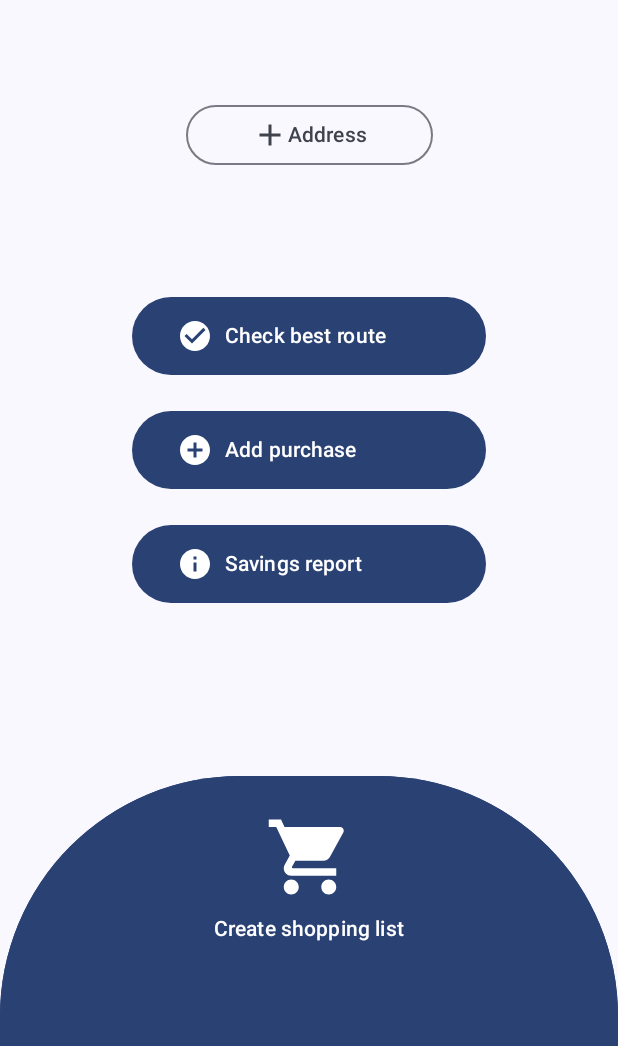
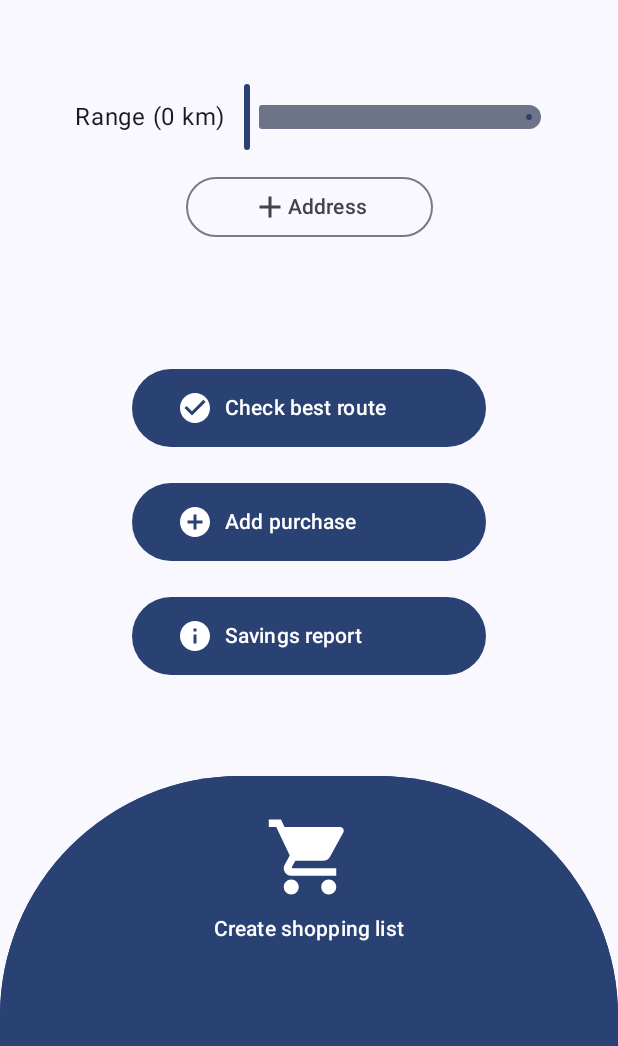
Before and after one commit to nicocababie/PriceRecommender, an Android app built with Jetpack Compose: the HomeScreen screen opened through its navigation route, on a phone screen of 412 x 824 dp, the part 190-1236 px from its top. Run offline under Robolectric (Android 15) with nearby library versions, the phone set to English and light mode, and no system bars; our stand-ins replace Dagger/Hilt's generated code, Room's generated code; 9 statements that could not run were skipped.

Commit message:
android - range slider

```diff
--- a/mobile/PriceRecommender/app/src/main/java/com/example/pricerecommender/ui/PriceRecommenderApp.kt
+++ b/mobile/PriceRecommender/app/src/main/java/com/example/pricerecommender/ui/PriceRecommenderApp.kt
@@ -60,6 +60,7 @@ fun PriceRecommenderApp(
         ) {
             composable(route = PriceRecommenderScreen.HomeScreen.name) {
                 HomeScreen(
+                    state.currentRange,
                     state.currentAddress,
                     state.addresses,
                     onAddAddressClick = { navController.navigate(PriceRecommenderScreen.AddAddressScreen.name) },
@@ -68,7 +69,8 @@ fun PriceRecommenderApp(
                     onCheckBestRouteClick = { navController.navigate(PriceRecommenderScreen.CheckBestRouteScreen.name) },
                     onAddPurchaseClick = { navController.navigate(PriceRecommenderScreen.AddPurchaseScreen.name) },
                     onSavingsReportClick = { navController.navigate(PriceRecommenderScreen.SavingsReportScreen.name) },
-                    onCartClick = { navController.navigate(PriceRecommenderScreen.CartScreen.name) }
+                    onCartClick = { navController.navigate(PriceRecommenderScreen.CartScreen.name) },
+                    onRangeSelected = { viewModel.updateCurrentRange(it) }
                 )
             }
 
--- a/mobile/PriceRecommender/app/src/main/java/com/example/pricerecommender/ui/PriceRecommenderUIState.kt
+++ b/mobile/PriceRecommender/app/src/main/java/com/example/pricerecommender/ui/PriceRecommenderUIState.kt
@@ -1,6 +1,7 @@
 package com.example.pricerecommender.ui
 
 data class PriceRecommenderUIState(
+    val currentRange: Float = 0f,
     val currentAddress: String = "",
     val addresses: List<String> = emptyList()
 )
--- a/mobile/PriceRecommender/app/src/main/java/com/example/pricerecommender/ui/PriceRecommenderViewModel.kt
+++ b/mobile/PriceRecommender/app/src/main/java/com/example/pricerecommender/ui/PriceRecommenderViewModel.kt
@@ -22,6 +22,7 @@ class PriceRecommenderViewModel @Inject constructor(
 
     init {
         getCurrentAddress()
+        getCurrentRange()
         getAllAddresses()
     }
 
@@ -32,18 +33,6 @@ class PriceRecommenderViewModel @Inject constructor(
             )
         }
         saveCurrentAddress(address)
-    }
-
-    private fun getAllAddresses() {
-        viewModelScope.launch(Dispatchers.IO) {
-            _uiState.update { currentState ->
-                currentState.copy(
-                    addresses = addressRepository.getAllAddresses().map {
-                        it.address
-                    }
-                )
-            }
-        }
     }
 
     fun insertAddress(address: String) {
@@ -80,13 +69,34 @@ class PriceRecommenderViewModel @Inject constructor(
         }
     }
 
+    fun updateCurrentRange(range: Float) {
+        _uiState.update { currentState ->
+            currentState.copy(
+                currentRange = range
+            )
+        }
+        saveCurrentRange(range)
+    }
+
+    private fun getAllAddresses() {
+        viewModelScope.launch(Dispatchers.IO) {
+            _uiState.update { currentState ->
+                currentState.copy(
+                    addresses = addressRepository.getAllAddresses().map {
+                        it.address
+                    }
+                )
+            }
+        }
+    }
+
     private fun saveCurrentAddress(currentAddress: String) {
         viewModelScope.launch {
             preferencesRepository.saveUserAddress(currentAddress)
         }
     }
 
-    private fun getCurrentAddress(){
+    private fun getCurrentAddress() {
         viewModelScope.launch {
             preferencesRepository.userAddress
                 .collect { savedAddress ->
@@ -98,4 +108,23 @@ class PriceRecommenderViewModel @Inject constructor(
                 }
         }
     }
+
+    private fun saveCurrentRange(currentRange: Float) {
+        viewModelScope.launch {
+            preferencesRepository.saveUserRange(currentRange)
+        }
+    }
+
+    private fun getCurrentRange() {
+        viewModelScope.launch {
+            preferencesRepository.userRange
+                .collect { savedRange ->
+                    _uiState.update { currentState ->
+                        currentState.copy(
+                            currentRange = savedRange.toFloat()
+                        )
+                    }
+                }
+        }
+    }
 }
--- a/mobile/PriceRecommender/app/src/main/java/com/example/pricerecommender/ui/screen/HomeScreen.kt
+++ b/mobile/PriceRecommender/app/src/main/java/com/example/pricerecommender/ui/screen/HomeScreen.kt
@@ -13,6 +13,7 @@ import androidx.compose.foundation.layout.fillMaxWidth
 import androidx.compose.foundation.layout.height
 import androidx.compose.foundation.layout.padding
 import androidx.compose.foundation.layout.size
+import androidx.compose.foundation.layout.width
 import androidx.compose.foundation.shape.RoundedCornerShape
 import androidx.compose.material.icons.Icons
 import androidx.compose.material.icons.filled.Add
@@ -27,6 +28,7 @@ import androidx.compose.material3.DropdownMenu
 import androidx.compose.material3.Icon
 import androidx.compose.material3.MaterialTheme
 import androidx.compose.material3.OutlinedButton
+import androidx.compose.material3.Slider
 import androidx.compose.material3.Text
 import androidx.compose.runtime.Composable
 import androidx.compose.runtime.getValue
@@ -45,6 +47,7 @@ import com.example.pricerecommender.ui.theme.PriceRecommenderTheme
 
 @Composable
 fun HomeScreen(
+    currentRange: Float,
     currentAddress: String,
     addresses: List<String>,
     onAddAddressClick: () -> Unit,
@@ -53,12 +56,18 @@ fun HomeScreen(
     onCheckBestRouteClick: () -> Unit,
     onAddPurchaseClick: () -> Unit,
     onSavingsReportClick: () -> Unit,
-    onCartClick: () -> Unit
+    onCartClick: () -> Unit,
+    onRangeSelected: (Float) -> Unit
 ) {
     Column(
         modifier = Modifier.fillMaxSize(),
         horizontalAlignment = Alignment.CenterHorizontally,
     ){
+        RangeInput(
+            currentRange,
+            onRangeSelected
+        )
+
         AddressInput(
             currentAddress = currentAddress,
             addresses = addresses,
@@ -153,6 +162,47 @@ fun CustomButton(
 }
 
 @Composable
+fun RangeInput(
+    currentRange: Float,
+    onRangeSelected: (Float) -> Unit
+) {
+    Row(
+        verticalAlignment = Alignment.CenterVertically,
+        horizontalArrangement = Arrangement.spacedBy(12.dp),
+    ) {
+        Text(
+            text = "${stringResource(R.string.range)} (${currentRange.toInt()} km)"
+        )
+
+        Slider(
+            value = currentRange,
+            onValueChange = { onRangeSelected(it) },
+            valueRange = 0f..100f,
+            modifier = Modifier.width(200.dp)
+        )
+    }
+}
+
+@Composable
+fun OutlinedTransparentButton(
+    text: Int,
+    icon: ImageVector,
+    onClick: () -> Unit,
+    modifier: Modifier = Modifier
+) {
+    OutlinedButton(
+        onClick = onClick,
+        modifier = modifier.fillMaxWidth(0.4f)
+    ) {
+        Icon(
+            imageVector = icon,
+            contentDescription = stringResource(text)
+        )
+        Text(text = stringResource(text))
+    }
+}
+
+@Composable
 fun AddressInput(
     currentAddress: String,
     addresses: List<String>,
@@ -162,16 +212,12 @@ fun AddressInput(
     modifier: Modifier = Modifier
 ) {
     if (addresses.isEmpty()){
-        OutlinedButton(
+        OutlinedTransparentButton(
+            R.string.address,
+            Icons.Default.Add,
             onClick = onAddAddressClick,
-            modifier = modifier.fillMaxWidth(0.4f)
-        ) {
-            Icon(
-                imageVector = Icons.Default.Add,
-                contentDescription = stringResource(R.string.address)
-            )
-            Text(text = stringResource(R.string.address))
-        }
+            modifier = modifier
+        )
     } else {
         AddressesList(currentAddress, addresses, onSelectAddress, onDeleteAddress, onAddAddressClick)
     }
@@ -232,9 +278,9 @@ fun AddressesList(
                                 .padding(start = 24.dp)
                                 .weight(1f)
                                 .clickable {
-                                onSelectAddress(it)
-                                expanded = false
-                            }
+                                    onSelectAddress(it)
+                                    expanded = false
+                                }
                         )
                         OutlinedButton(
                             onClick = {
@@ -275,6 +321,12 @@ fun AddressesList(
 @Composable
 fun HomeScreenPreview() {
     PriceRecommenderTheme {
-        HomeScreen("Av. Brasil 3919", listOf("Rivera 1234", "Cuareim 1451"), {}, {}, {}, {}, {}, {}, {})
+        HomeScreen(
+            5f,
+            "Av. Brasil 3919",
+            emptyList(),
+            //listOf("Rivera 1234", "Cuareim 1451"),
+            {}, {}, {}, {}, {}, {}, {}, {}
+        )
     }
 }
--- a/mobile/PriceRecommender/app/src/main/res/values/strings.xml
+++ b/mobile/PriceRecommender/app/src/main/res/values/strings.xml
@@ -13,4 +13,5 @@
     <string name="manual_entry">Manual entry</string>
     <string name="back_button">Back button</string>
     <string name="show_addresses">Show addresses</string>
+    <string name="range">Range</string>
 </resources>
```
Also changed, not shown: mobile/PriceRecommender/app/src/main/java/com/example/pricerecommender/data/repository/PreferencesRepository.kt (+20 -0 lines).
